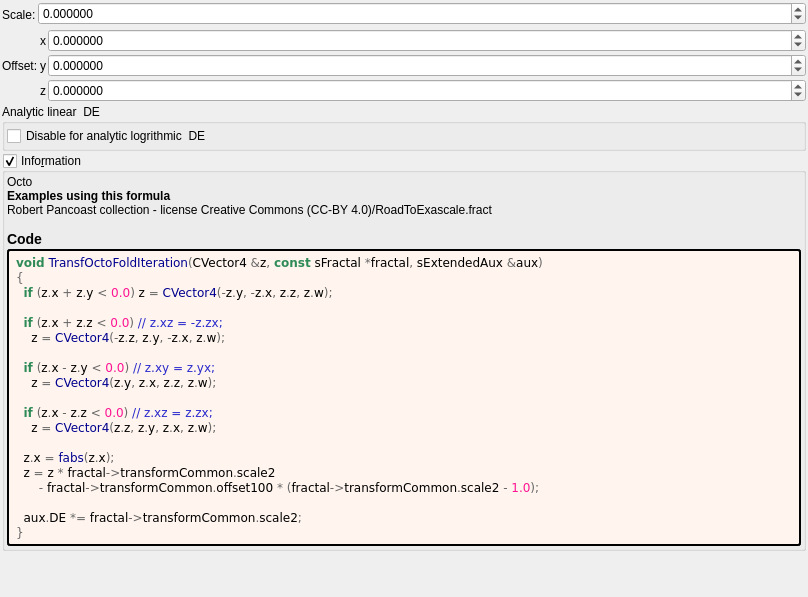
buddhi1980/mandelbulber2, file mandelbulber2/formula/ui/transf_octo_fold.ui: the form before one commit.
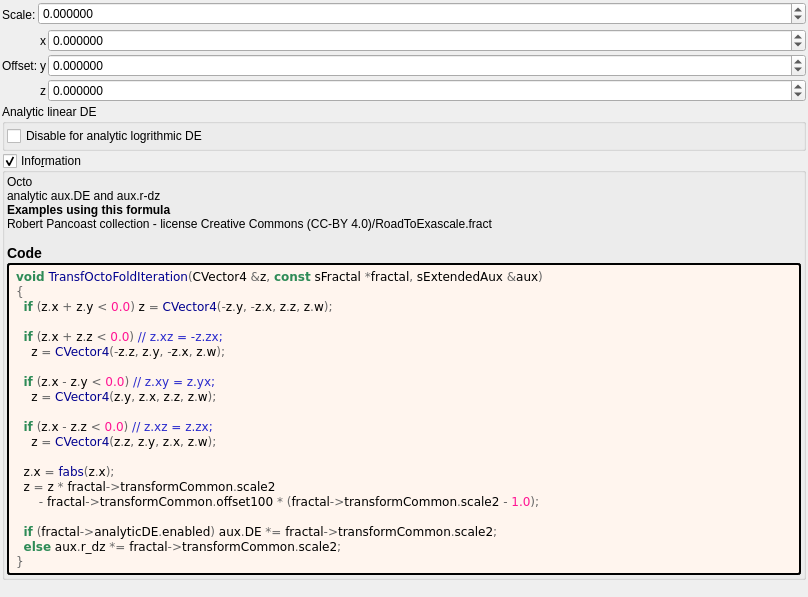
The form after the commit. Custom widgets are drawn as their Qt base class.

```diff
--- a/mandelbulber2/formula/ui/transf_octo_fold.ui
+++ b/mandelbulber2/formula/ui/transf_octo_fold.ui
@@ -193,7 +193,7 @@
    <item>
     <widget class="QGroupBox" name="groupBox_4">
      <property name="title">
-      <string>Analytic linear  DE</string>
+      <string>Analytic linear DE</string>
      </property>
      <layout class="QVBoxLayout" name="verticalLayout_8">
       <property name="leftMargin">
@@ -211,7 +211,7 @@
       <item>
        <widget class="QCheckBox" name="checkBox_analyticDE_enabled">
         <property name="text">
-         <string>Disable for analytic logrithmic  DE</string>
+         <string>Disable for analytic logrithmic DE</string>
         </property>
        </widget>
       </item>
@@ -248,7 +248,7 @@
       <item>
        <widget class="QLabel" name="label_information_general">
         <property name="text">
-         <string notr="true">&lt;p&gt;Octo&lt;/p&gt;&lt;table&gt;
+         <string notr="true">&lt;p&gt;Octo&lt;br&gt;analytic aux.DE and aux.r-dz&lt;/p&gt;&lt;table&gt;
 &lt;/table&gt;
 &lt;br&gt;&lt;b&gt;Examples using this formula&lt;/b&gt;&lt;br&gt;Robert Pancoast collection - license Creative Commons (CC-BY 4.0)/RoadToExascale.fract&lt;h3&gt;Code&lt;/h3&gt;</string>
         </property>
@@ -287,7 +287,8 @@
   z &lt;span style=&quot;color:#676767&quot;&gt;=&lt;/span&gt; z &lt;span style=&quot;color:#676767&quot;&gt;*&lt;/span&gt; fractal&lt;span style=&quot;color:#676767&quot;&gt;-&amp;gt;&lt;/span&gt;transformCommon&lt;span style=&quot;color:#676767&quot;&gt;.&lt;/span&gt;scale2
       &lt;span style=&quot;color:#676767&quot;&gt;-&lt;/span&gt; fractal&lt;span style=&quot;color:#676767&quot;&gt;-&amp;gt;&lt;/span&gt;transformCommon&lt;span style=&quot;color:#676767&quot;&gt;.&lt;/span&gt;offset100 &lt;span style=&quot;color:#676767&quot;&gt;* (&lt;/span&gt;fractal&lt;span style=&quot;color:#676767&quot;&gt;-&amp;gt;&lt;/span&gt;transformCommon&lt;span style=&quot;color:#676767&quot;&gt;.&lt;/span&gt;scale2 &lt;span style=&quot;color:#676767&quot;&gt;-&lt;/span&gt; &lt;span style=&quot;color:#ff1493&quot;&gt;1.0&lt;/span&gt;&lt;span style=&quot;color:#676767&quot;&gt;);&lt;/span&gt;
 
-  aux&lt;span style=&quot;color:#676767&quot;&gt;.&lt;/span&gt;DE &lt;span style=&quot;color:#676767&quot;&gt;*=&lt;/span&gt; fractal&lt;span style=&quot;color:#676767&quot;&gt;-&amp;gt;&lt;/span&gt;transformCommon&lt;span style=&quot;color:#676767&quot;&gt;.&lt;/span&gt;scale2&lt;span style=&quot;color:#676767&quot;&gt;;&lt;/span&gt;
+  &lt;span style=&quot;color:#2e8b57; font-weight:bold&quot;&gt;if&lt;/span&gt; &lt;span style=&quot;color:#676767&quot;&gt;(&lt;/span&gt;fractal&lt;span style=&quot;color:#676767&quot;&gt;-&amp;gt;&lt;/span&gt;analyticDE&lt;span style=&quot;color:#676767&quot;&gt;.&lt;/span&gt;enabled&lt;span style=&quot;color:#676767&quot;&gt;)&lt;/span&gt; aux&lt;span style=&quot;color:#676767&quot;&gt;.&lt;/span&gt;DE &lt;span style=&quot;color:#676767&quot;&gt;*=&lt;/span&gt; fractal&lt;span style=&quot;color:#676767&quot;&gt;-&amp;gt;&lt;/span&gt;transformCommon&lt;span style=&quot;color:#676767&quot;&gt;.&lt;/span&gt;scale2&lt;span style=&quot;color:#676767&quot;&gt;;&lt;/span&gt;
+  &lt;span style=&quot;color:#2e8b57; font-weight:bold&quot;&gt;else&lt;/span&gt; aux&lt;span style=&quot;color:#676767&quot;&gt;.&lt;/span&gt;r_dz &lt;span style=&quot;color:#676767&quot;&gt;*=&lt;/span&gt; fractal&lt;span style=&quot;color:#676767&quot;&gt;-&amp;gt;&lt;/span&gt;transformCommon&lt;span style=&quot;color:#676767&quot;&gt;.&lt;/span&gt;scale2&lt;span style=&quot;color:#676767&quot;&gt;;&lt;/span&gt;
 &lt;span style=&quot;color:#676767&quot;&gt;}&lt;/span&gt;
 &lt;/pre&gt;
 &lt;/body&gt;</string>
```
Left out of the diff: 2 changed lines with no effect on the pictures.
